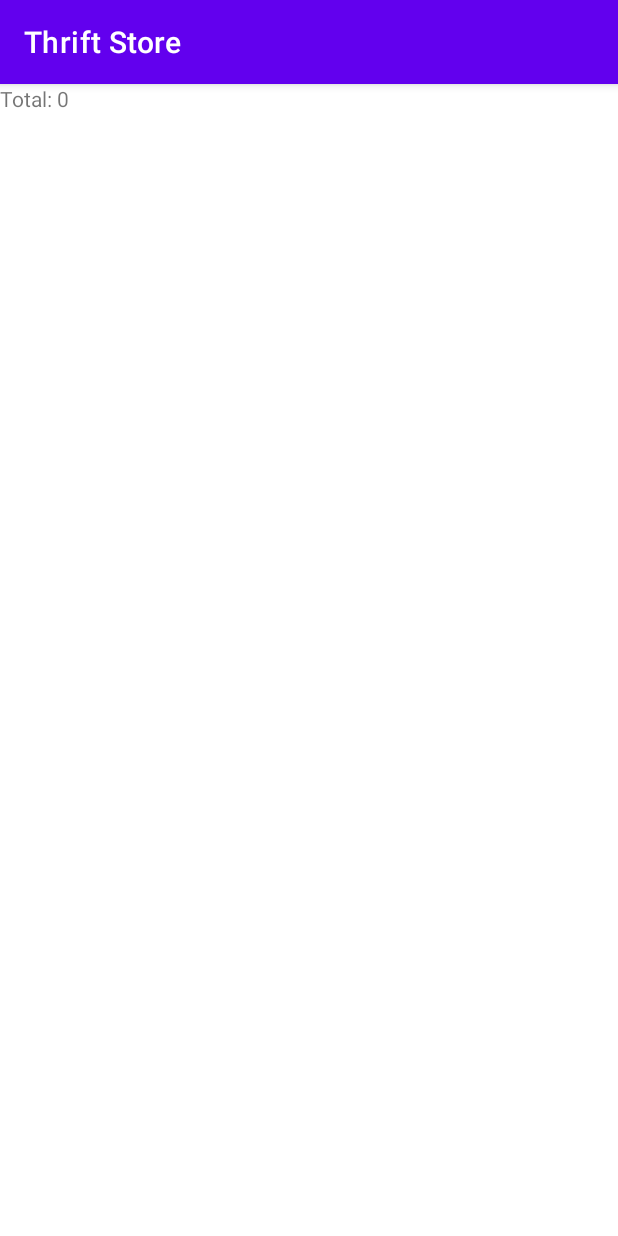
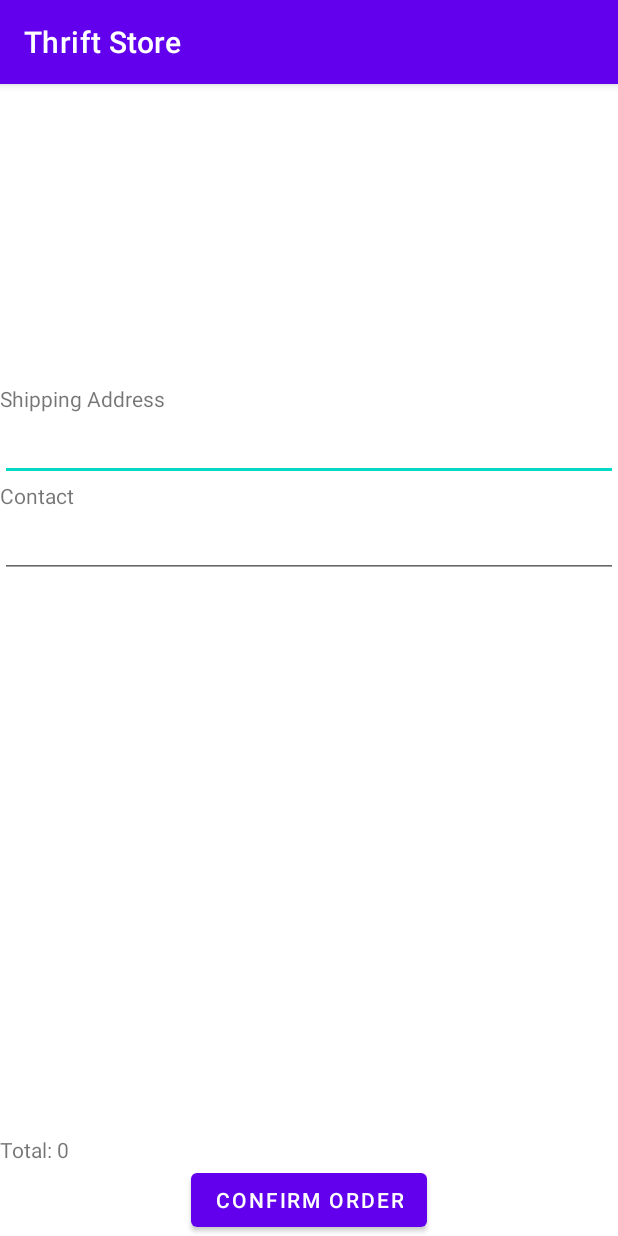
Before and after one commit to Sarah-2000/Sarah_ThriftStore, an Android app: the order screen opened directly, with no data from a screen before it, on a phone screen of 412 x 824 dp. Run offline under Robolectric (Android 15) with nearby library versions, the phone set to English and light mode, and no system bars; 16 statements that could not run were skipped.

Commit message:
place order

```diff
--- a/app/src/main/res/layout/activity_order.xml
+++ b/app/src/main/res/layout/activity_order.xml
@@ -1,9 +1,53 @@
 <?xml version="1.0" encoding="utf-8"?>
-<LinearLayout xmlns:android="http://schemas.android.com/apk/res/android"
+<RelativeLayout xmlns:android="http://schemas.android.com/apk/res/android"
     xmlns:app="http://schemas.android.com/apk/res-auto"
     xmlns:tools="http://schemas.android.com/tools"
     android:layout_width="match_parent"
     android:layout_height="match_parent"
-    android:id="@+id/ll"
-    android:orientation="vertical"
-    tools:context=".order" />
+    android:id="@+id/rl"
+
+    tools:context=".order">
+    <LinearLayout
+        android:layout_width="wrap_content"
+        android:layout_height="200dp"
+        android:id="@+id/ll"
+        android:layout_alignParentStart="true"
+        android:orientation="vertical"/>
+    <LinearLayout
+        android:layout_width="wrap_content"
+        android:layout_height="200dp"
+        android:id="@+id/ll2"
+        android:orientation="vertical"
+        android:layout_alignParentEnd="true"/>
+    <TextView
+        android:layout_width="wrap_content"
+        android:layout_height="wrap_content"
+        android:layout_below="@id/ll"
+        android:id="@+id/shipadd"
+        android:text="Shipping Address"
+        />
+    <EditText
+        android:layout_width="match_parent"
+        android:layout_height="wrap_content"
+        android:inputType="textPostalAddress"
+        android:layout_below="@+id/shipadd"
+        android:id="@+id/inpadd"/>
+    <TextView
+        android:layout_width="wrap_content"
+        android:layout_height="wrap_content"
+        android:text="Contact"
+        android:layout_below="@id/inpadd"
+        android:id="@+id/phone"/>
+    <EditText
+        android:layout_width="match_parent"
+        android:layout_height="wrap_content"
+        android:layout_below="@id/phone"
+        android:inputType="phone"/>
+    <Button
+        android:layout_width="wrap_content"
+        android:layout_height="wrap_content"
+        android:layout_alignParentBottom="true"
+        android:layout_centerHorizontal="true"
+        android:text="Confirm Order"
+        android:id="@+id/btnconfirmOrder"/>
+</RelativeLayout>
```
Also changed, not shown: app/src/main/java/com/example/thriftstore/order.java (+128 -61 lines).
